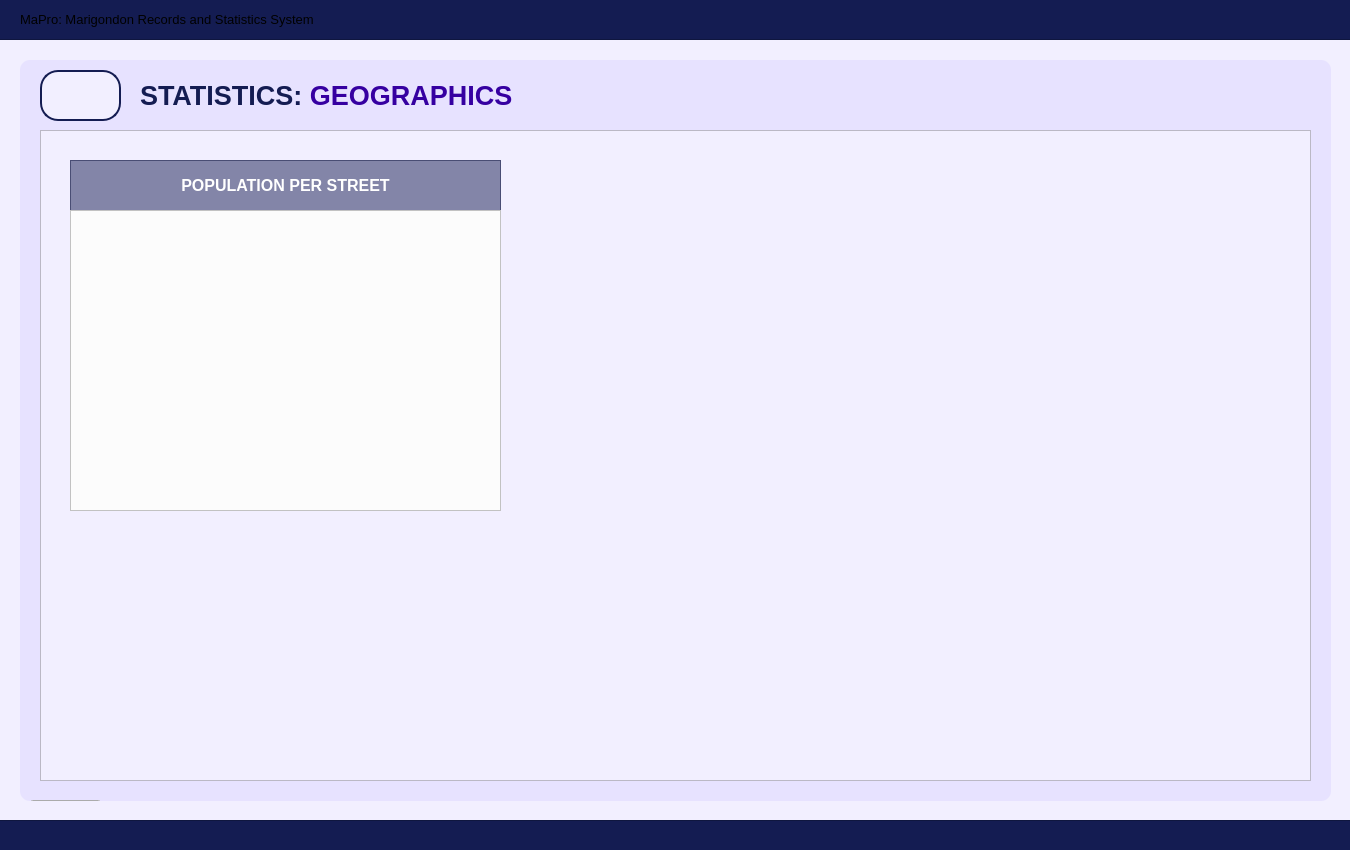
Old version of the form UI/MainPages/StatisticPages/geographic.ui in the repository Yohhannn/Barangay-Records-Statistics-System.
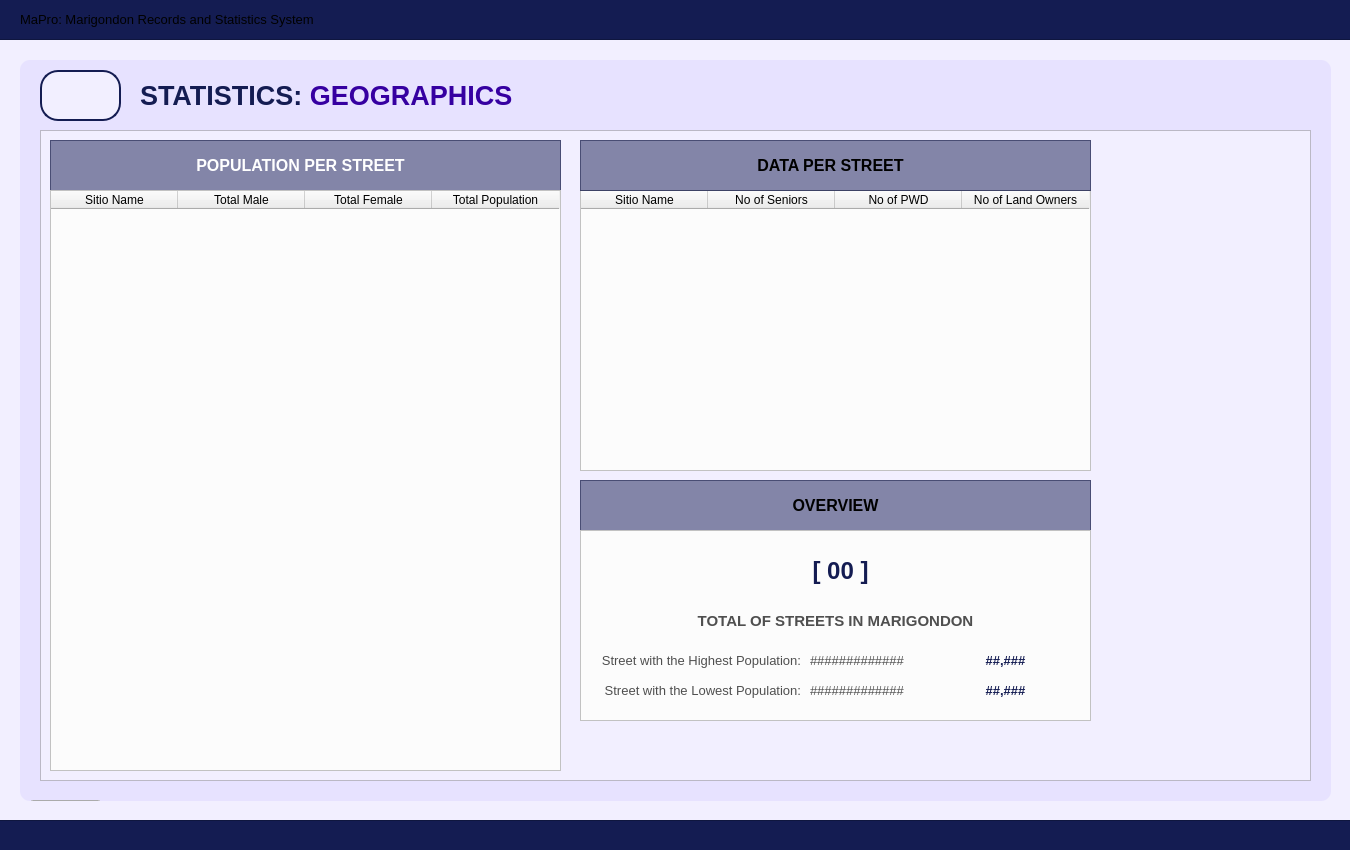
New version of the form. Icons and pictures are not drawn.

Commit message:
[ General Update V2.7.3 ] + Citizen Profile Register Button + Modified Filter Option UI + Added Register Citizen Popup + Functionality to Upload Photo or Capture from Device + Statistics Page : Demographics & Geographics Partially Done. > More to Continue : Household, Socio-Eco, Voters, Health + Added few Icons > register_citizen_profile_2.ui is a draft copy for a different ui. + Small Changes on Dashboard UI
-JP

```diff
--- a/UI/MainPages/StatisticPages/geographic.ui
+++ b/UI/MainPages/StatisticPages/geographic.ui
@@ -213,9 +213,9 @@
     <widget class="QFrame" name="table_titleFrameStatistics">
      <property name="geometry">
       <rect>
-       <x>30</x>
-       <y>30</y>
-       <width>431</width>
+       <x>10</x>
+       <y>10</y>
+       <width>511</width>
        <height>51</height>
       </rect>
      </property>
@@ -236,7 +236,7 @@
        <rect>
         <x>0</x>
         <y>0</y>
-        <width>431</width>
+        <width>501</width>
         <height>51</height>
        </rect>
       </property>
@@ -262,26 +262,602 @@
       </property>
      </widget>
     </widget>
-    <widget class="QFrame" name="demo_framePopulationOverview">
+    <widget class="QTableWidget" name="geographics_tablePopulationPerStreet">
      <property name="geometry">
       <rect>
-       <x>30</x>
-       <y>80</y>
-       <width>431</width>
-       <height>301</height>
+       <x>10</x>
+       <y>60</y>
+       <width>511</width>
+       <height>581</height>
       </rect>
      </property>
      <property name="styleSheet">
-      <string notr="true">#demo_framePopulationOverview{
+      <string notr="true">#geographics_tablePopulationPerStreet{
 	background-color: #fcfcfc;
 }</string>
      </property>
+     <attribute name="horizontalHeaderDefaultSectionSize">
+      <number>127</number>
+     </attribute>
+     <column>
+      <property name="text">
+       <string>Sitio Name</string>
+      </property>
+      <property name="font">
+       <font>
+        <family>Arial</family>
+       </font>
+      </property>
+      <property name="background">
+       <color>
+        <red>59</red>
+        <green>57</green>
+        <blue>100</blue>
+       </color>
+      </property>
+     </column>
+     <column>
+      <property name="text">
+       <string>Total Male</string>
+      </property>
+      <property name="font">
+       <font>
+        <family>Arial</family>
+       </font>
+      </property>
+      <property name="background">
+       <color>
+        <red>59</red>
+        <green>57</green>
+        <blue>100</blue>
+       </color>
+      </property>
+     </column>
+     <column>
+      <property name="text">
+       <string>Total Female</string>
+      </property>
+      <property name="font">
+       <font>
+        <family>Arial</family>
+       </font>
+      </property>
+      <property name="background">
+       <color>
+        <red>59</red>
+        <green>57</green>
+        <blue>100</blue>
+       </color>
+      </property>
+     </column>
+     <column>
+      <property name="text">
+       <string>Total Population</string>
+      </property>
+      <property name="font">
+       <font>
+        <family>Arial</family>
+       </font>
+      </property>
+      <property name="background">
+       <color>
+        <red>59</red>
+        <green>57</green>
+        <blue>100</blue>
+       </color>
+      </property>
+     </column>
+    </widget>
+    <widget class="QTableWidget" name="geographics_tableDataPerStreet">
+     <property name="geometry">
+      <rect>
+       <x>540</x>
+       <y>60</y>
+       <width>511</width>
+       <height>281</height>
+      </rect>
+     </property>
+     <property name="styleSheet">
+      <string notr="true">#geographics_tableDataPerStreet{
+	background-color: #fcfcfc;
+}</string>
+     </property>
+     <attribute name="horizontalHeaderDefaultSectionSize">
+      <number>127</number>
+     </attribute>
+     <column>
+      <property name="text">
+       <string>Sitio Name</string>
+      </property>
+      <property name="font">
+       <font>
+        <family>Arial</family>
+       </font>
+      </property>
+      <property name="background">
+       <color>
+        <red>59</red>
+        <green>57</green>
+        <blue>100</blue>
+       </color>
+      </property>
+     </column>
+     <column>
+      <property name="text">
+       <string>No of Seniors</string>
+      </property>
+      <property name="font">
+       <font>
+        <family>Arial</family>
+       </font>
+      </property>
+      <property name="background">
+       <color>
+        <red>59</red>
+        <green>57</green>
+        <blue>100</blue>
+       </color>
+      </property>
+     </column>
+     <column>
+      <property name="text">
+       <string>No of PWD</string>
+      </property>
+      <property name="font">
+       <font>
+        <family>Arial</family>
+       </font>
+      </property>
+      <property name="background">
+       <color>
+        <red>59</red>
+        <green>57</green>
+        <blue>100</blue>
+       </color>
+      </property>
+     </column>
+     <column>
+      <property name="text">
+       <string>No of Land Owners</string>
+      </property>
+      <property name="font">
+       <font>
+        <family>Arial</family>
+       </font>
+      </property>
+      <property name="background">
+       <color>
+        <red>59</red>
+        <green>57</green>
+        <blue>100</blue>
+       </color>
+      </property>
+     </column>
+    </widget>
+    <widget class="QFrame" name="table_titleFrameStatistics_2">
+     <property name="geometry">
+      <rect>
+       <x>540</x>
+       <y>10</y>
+       <width>511</width>
+       <height>51</height>
+      </rect>
+     </property>
+     <property name="styleSheet">
+      <string notr="true">#table_titleFrameStatistics_2{
+	background-color: rgba(20, 28, 82, 128)
+}
+</string>
+     </property>
      <property name="frameShape">
       <enum>QFrame::Shape::StyledPanel</enum>
      </property>
      <property name="frameShadow">
       <enum>QFrame::Shadow::Raised</enum>
      </property>
+     <widget class="QLabel" name="statistics_labelNote_2">
+      <property name="geometry">
+       <rect>
+        <x>0</x>
+        <y>0</y>
+        <width>501</width>
+        <height>51</height>
+       </rect>
+      </property>
+      <property name="font">
+       <font>
+        <family>Arial</family>
+        <pointsize>12</pointsize>
+        <bold>true</bold>
+       </font>
+      </property>
+      <property name="styleSheet">
+       <string notr="true">#statistics_labelNote {
+	background-color: transparent;
+	color: #FFFFFF;
+}
+</string>
+      </property>
+      <property name="text">
+       <string>DATA PER STREET</string>
+      </property>
+      <property name="alignment">
+       <set>Qt::AlignmentFlag::AlignCenter</set>
+      </property>
+     </widget>
+    </widget>
+    <widget class="QFrame" name="table_titleFrameStatistics_3">
+     <property name="geometry">
+      <rect>
+       <x>540</x>
+       <y>350</y>
+       <width>511</width>
+       <height>51</height>
+      </rect>
+     </property>
+     <property name="styleSheet">
+      <string notr="true">#table_titleFrameStatistics_3{
+	background-color: rgba(20, 28, 82, 128)
+}
+</string>
+     </property>
+     <property name="frameShape">
+      <enum>QFrame::Shape::StyledPanel</enum>
+     </property>
+     <property name="frameShadow">
+      <enum>QFrame::Shadow::Raised</enum>
+     </property>
+     <widget class="QLabel" name="statistics_labelNote_3">
+      <property name="geometry">
+       <rect>
+        <x>0</x>
+        <y>0</y>
+        <width>511</width>
+        <height>51</height>
+       </rect>
+      </property>
+      <property name="font">
+       <font>
+        <family>Arial</family>
+        <pointsize>12</pointsize>
+        <bold>true</bold>
+       </font>
+      </property>
+      <property name="styleSheet">
+       <string notr="true">#statistics_labelNote {
+	background-color: transparent;
+	color: #FFFFFF;
+}
+</string>
+      </property>
+      <property name="text">
+       <string>OVERVIEW</string>
+      </property>
+      <property name="alignment">
+       <set>Qt::AlignmentFlag::AlignCenter</set>
+      </property>
+     </widget>
+    </widget>
+    <widget class="QFrame" name="frame2">
+     <property name="geometry">
+      <rect>
+       <x>540</x>
+       <y>400</y>
+       <width>511</width>
+       <height>191</height>
+      </rect>
+     </property>
+     <property name="styleSheet">
+      <string notr="true">#frame2{
+	background-color: #fcfcfc;
+}</string>
+     </property>
+     <property name="frameShape">
+      <enum>QFrame::Shape::StyledPanel</enum>
+     </property>
+     <property name="frameShadow">
+      <enum>QFrame::Shadow::Raised</enum>
+     </property>
+     <widget class="QLabel" name="geo_totalstreets">
+      <property name="geometry">
+       <rect>
+        <x>180</x>
+        <y>20</y>
+        <width>161</width>
+        <height>41</height>
+       </rect>
+      </property>
+      <property name="font">
+       <font>
+        <family>Arial</family>
+        <pointsize>18</pointsize>
+        <bold>true</bold>
+       </font>
+      </property>
+      <property name="styleSheet">
+       <string notr="true">#geo_totalstreets {
+	background-color: transparent;
+	color: rgb(20, 28, 82);
+}
+</string>
+      </property>
+      <property name="text">
+       <string>[ 00 ]</string>
+      </property>
+      <property name="alignment">
+       <set>Qt::AlignmentFlag::AlignCenter</set>
+      </property>
+     </widget>
+     <widget class="QLabel" name="geo_labelhighestpopu">
+      <property name="geometry">
+       <rect>
+        <x>20</x>
+        <y>120</y>
+        <width>201</width>
+        <height>21</height>
+       </rect>
+      </property>
+      <property name="font">
+       <font>
+        <family>Arial</family>
+        <pointsize>10</pointsize>
+        <bold>false</bold>
+       </font>
+      </property>
+      <property name="styleSheet">
+       <string notr="true">#geo_labelhighestpopu {
+	background-color: transparent;
+	color: #4f4f4f;
+}
+</string>
+      </property>
+      <property name="text">
+       <string>Street with the Highest Population:</string>
+      </property>
+      <property name="alignment">
+       <set>Qt::AlignmentFlag::AlignRight|Qt::AlignmentFlag::AlignTrailing|Qt::AlignmentFlag::AlignVCenter</set>
+      </property>
+     </widget>
+     <widget class="QLabel" name="geo_labeltotalstreets">
+      <property name="geometry">
+       <rect>
+        <x>0</x>
+        <y>80</y>
+        <width>511</width>
+        <height>21</height>
+       </rect>
+      </property>
+      <property name="font">
+       <font>
+        <family>Arial</family>
+        <pointsize>11</pointsize>
+        <bold>true</bold>
+       </font>
+      </property>
+      <property name="styleSheet">
+       <string notr="true">#geo_labeltotalstreets {
+	background-color: transparent;
+	color: #4f4f4f;
+}
+</string>
+      </property>
+      <property name="text">
+       <string>TOTAL OF STREETS IN MARIGONDON</string>
+      </property>
+      <property name="alignment">
+       <set>Qt::AlignmentFlag::AlignCenter</set>
+      </property>
+     </widget>
+     <widget class="QLabel" name="geo_sitioname_highest">
+      <property name="geometry">
+       <rect>
+        <x>230</x>
+        <y>120</y>
+        <width>121</width>
+        <height>21</height>
+       </rect>
+      </property>
+      <property name="font">
+       <font>
+        <family>Arial</family>
+        <pointsize>10</pointsize>
+        <bold>false</bold>
+       </font>
+      </property>
+      <property name="styleSheet">
+       <string notr="true">#geo_sitioname_highest {
+	background-color: transparent;
+	color: #4f4f4f;
+}
+</string>
+      </property>
+      <property name="text">
+       <string>#############</string>
+      </property>
+      <property name="alignment">
+       <set>Qt::AlignmentFlag::AlignLeading|Qt::AlignmentFlag::AlignLeft|Qt::AlignmentFlag::AlignVCenter</set>
+      </property>
+     </widget>
+     <widget class="QLabel" name="geo_sitioname_highest_number">
+      <property name="geometry">
+       <rect>
+        <x>360</x>
+        <y>120</y>
+        <width>131</width>
+        <height>21</height>
+       </rect>
+      </property>
+      <property name="font">
+       <font>
+        <family>Arial</family>
+        <pointsize>10</pointsize>
+        <bold>true</bold>
+       </font>
+      </property>
+      <property name="styleSheet">
+       <string notr="true">#geo_sitioname_highest_number {
+	background-color: transparent;
+	color: rgb(20, 28, 82);
+}
+</string>
+      </property>
+      <property name="text">
+       <string>##,###</string>
+      </property>
+      <property name="alignment">
+       <set>Qt::AlignmentFlag::AlignCenter</set>
+      </property>
+     </widget>
+     <widget class="QLabel" name="geo_labellowestpopu">
+      <property name="geometry">
+       <rect>
+        <x>20</x>
+        <y>150</y>
+        <width>201</width>
+        <height>21</height>
+       </rect>
+      </property>
+      <property name="font">
+       <font>
+        <family>Arial</family>
+        <pointsize>10</pointsize>
+        <bold>false</bold>
+       </font>
+      </property>
+      <property name="styleSheet">
+       <string notr="true">#geo_labellowestpopu {
+	background-color: transparent;
+	color: #4f4f4f;
+}
+</string>
+      </property>
+      <property name="text">
+       <string>Street with the Lowest Population:</string>
+      </property>
+      <property name="alignment">
+       <set>Qt::AlignmentFlag::AlignRight|Qt::AlignmentFlag::AlignTrailing|Qt::AlignmentFlag::AlignVCenter</set>
+      </property>
+     </widget>
+     <widget class="QLabel" name="geo_sitioname_lowest">
+      <property name="geometry">
+       <rect>
+        <x>230</x>
+        <y>150</y>
+        <width>121</width>
+        <height>21</height>
+       </rect>
+      </property>
+      <property name="font">
+       <font>
+        <family>Arial</family>
+        <pointsize>10</pointsize>
+        <bold>false</bold>
+       </font>
+      </property>
+      <property name="styleSheet">
+       <string notr="true">#geo_sitioname_lowest {
+	background-color: transparent;
+	color: #4f4f4f;
+}
+</string>
+      </property>
+      <property name="text">
+       <string>#############</string>
+      </property>
+      <property name="alignment">
+       <set>Qt::AlignmentFlag::AlignLeading|Qt::AlignmentFlag::AlignLeft|Qt::AlignmentFlag::AlignVCenter</set>
+      </property>
+     </widget>
+     <widget class="QLabel" name="geo_sitioname_lowest_number">
+      <property name="geometry">
+       <rect>
+        <x>360</x>
+        <y>150</y>
+        <width>131</width>
+        <height>21</height>
+       </rect>
+      </property>
+      <property name="font">
+       <font>
+        <family>Arial</family>
+        <pointsize>10</pointsize>
+        <bold>true</bold>
+       </font>
+      </property>
+      <property name="styleSheet">
+       <string notr="true">#geo_sitioname_lowest_number {
+	background-color: transparent;
+	color: rgb(20, 28, 82);
+}
+</string>
+      </property>
+      <property name="text">
+       <string>##,###</string>
+      </property>
+      <property name="alignment">
+       <set>Qt::AlignmentFlag::AlignCenter</set>
+      </property>
+     </widget>
+     <widget class="QLabel" name="geo_sitioname_lowest_2">
+      <property name="geometry">
+       <rect>
+        <x>650</x>
+        <y>170</y>
+        <width>121</width>
+        <height>21</height>
+       </rect>
+      </property>
+      <property name="font">
+       <font>
+        <family>Arial</family>
+        <pointsize>10</pointsize>
+        <bold>false</bold>
+       </font>
+      </property>
+      <property name="styleSheet">
+       <string notr="true">#geo_sitioname_lowest {
+	background-color: transparent;
+	color: #4f4f4f;
+}
+</string>
+      </property>
+      <property name="text">
+       <string>#############</string>
+      </property>
+      <property name="alignment">
+       <set>Qt::AlignmentFlag::AlignLeading|Qt::AlignmentFlag::AlignLeft|Qt::AlignmentFlag::AlignVCenter</set>
+      </property>
+     </widget>
+     <widget class="QLabel" name="geo_sitioname_lowest_number_2">
+      <property name="geometry">
+       <rect>
+        <x>780</x>
+        <y>170</y>
+        <width>131</width>
+        <height>21</height>
+       </rect>
+      </property>
+      <property name="font">
+       <font>
+        <family>Arial</family>
+        <pointsize>10</pointsize>
+        <bold>true</bold>
+       </font>
+      </property>
+      <property name="styleSheet">
+       <string notr="true">#geo_sitioname_lowest_number {
+	background-color: transparent;
+	color: rgb(20, 28, 82);
+}
+</string>
+      </property>
+      <property name="text">
+       <string>##,###</string>
+      </property>
+      <property name="alignment">
+       <set>Qt::AlignmentFlag::AlignCenter</set>
+      </property>
+     </widget>
     </widget>
    </widget>
    <widget class="QToolButton" name="btn_returnToStatisticsPage">
```
The commit also changes 11 other files.
